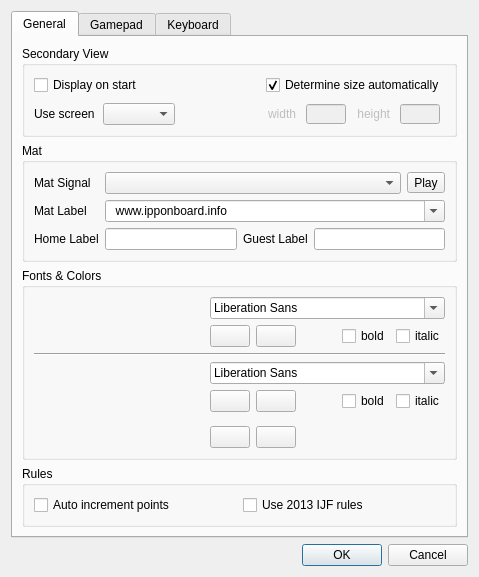
First picture: the form in base/settingsdlg.ui, repository fmuecke/Ipponboard, before the edit.
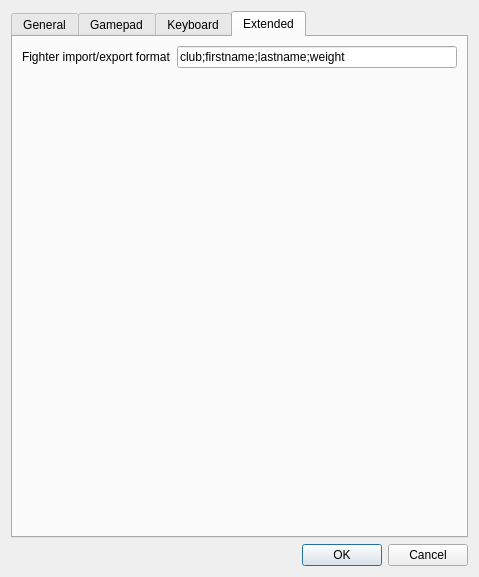
Second picture: the form after the edit. The open tabs and pages were chosen to show the change. Icons and pictures are not drawn. Custom widgets are drawn as their Qt base class.

Commit message: initial fighter manager implementation (basic edition for now)

What changed in the file:
```diff
--- a/base/settingsdlg.ui
+++ b/base/settingsdlg.ui
@@ -1447,6 +1447,30 @@
        </item>
       </layout>
      </widget>
+     <widget class="QWidget" name="tab">
+      <attribute name="title">
+       <string>Extended</string>
+      </attribute>
+      <layout class="QFormLayout" name="formLayout">
+       <item row="0" column="0">
+        <widget class="QLabel" name="label">
+         <property name="toolTip">
+          <string>Format specifier for fighter import and export</string>
+         </property>
+         <property name="text">
+          <string>Fighter import/export format</string>
+         </property>
+        </widget>
+       </item>
+       <item row="0" column="1">
+        <widget class="QLineEdit" name="lineEdit_dataExchangeFormat">
+         <property name="text">
+          <string>club;firstname;lastname;weight</string>
+         </property>
+        </widget>
+       </item>
+      </layout>
+     </widget>
     </widget>
    </item>
    <item>
```
Left out of the diff: 4 changed lines with no effect on the pictures. The commit also changes 20 other files.
